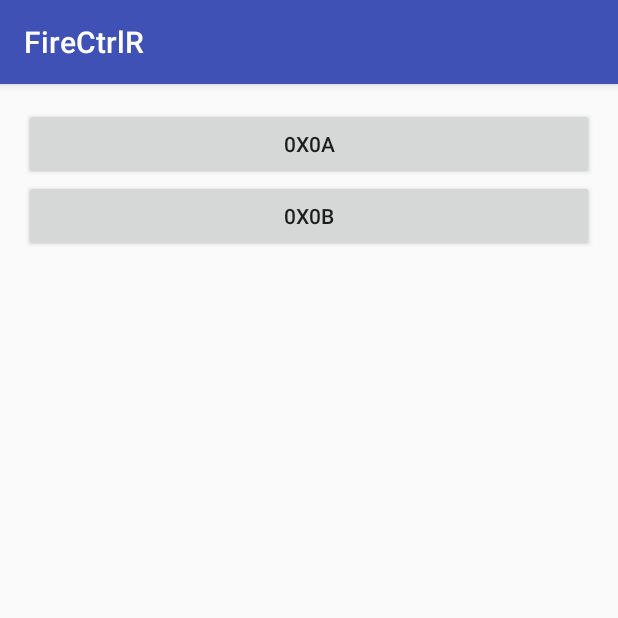
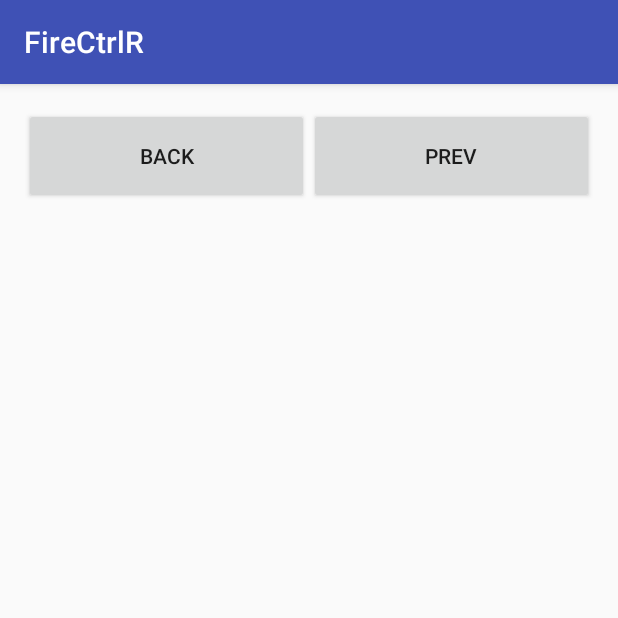
Before and after one commit to ivoryworks/FireCtrlR, an Android app: the screen it shows after launch (MainActivity), on a phone screen of 412 x 824 dp, the top half of it. Run offline under Robolectric (Android 15) with nearby library versions, the phone set to English and light mode, and no system bars; our stand-ins replace Firebase (no records; nobody signed in at launch, a user with empty details on screens opened directly).

Commit message:
Fix Back/Prev button.

```diff
--- a/Android/FireCtrlR/app/build.gradle
+++ b/Android/FireCtrlR/app/build.gradle
@@ -6,7 +6,7 @@ android {
 
     defaultConfig {
         applicationId "com.ivoryworks.firectrlr"
-        minSdkVersion 15
+        minSdkVersion 11
         targetSdkVersion 24
         versionCode 1
         versionName "1.0"
--- a/Android/FireCtrlR/app/src/main/java/com/ivoryworks/firectrlr/FCKeyEvent.java
+++ b/Android/FireCtrlR/app/src/main/java/com/ivoryworks/firectrlr/FCKeyEvent.java
@@ -19,8 +19,7 @@ public class FCKeyEvent {
 
     public Map<String, Object> toMap() {
         HashMap<String, Object> result = new HashMap<>();
-        result.put("time_stamp", mTimeStamp);
-        result.put("key_code", mKeyCode);
+        result.put(String.valueOf(mKeyCode), mTimeStamp);
 
         return result;
     }
--- a/Android/FireCtrlR/app/src/main/res/layout/activity_main.xml
+++ b/Android/FireCtrlR/app/src/main/res/layout/activity_main.xml
@@ -9,18 +9,22 @@
     android:paddingTop="@dimen/activity_vertical_margin"
     tools:context="com.ivoryworks.firectrlr.MainActivity">
 
-    <Button
-        android:id="@+id/btn_0A"
+    <LinearLayout
         android:layout_width="match_parent"
-        android:layout_height="wrap_content"
-        android:text="0x0A" />
-
-    <Button
-        android:id="@+id/btn_0B"
-        android:layout_width="match_parent"
-        android:layout_height="wrap_content"
-        android:text="0x0B"
-        android:layout_below="@+id/btn_0A"
-        android:layout_alignParentLeft="true"
-        android:layout_alignParentStart="true" />
+        android:layout_height="wrap_content">
+        <Button
+            android:id="@+id/btn_back"
+            android:layout_width="0dp"
+            android:layout_height="64dp"
+            android:layout_weight="1"
+            android:text="BACK"
+            />
+        <Button
+            android:id="@+id/btn_prev"
+            android:layout_width="0dp"
+            android:layout_height="64dp"
+            android:layout_weight="1"
+            android:text="PREV"
+            />
+    </LinearLayout>
 </RelativeLayout>
```
Also changed, not shown: Android/FireCtrlR/app/src/main/java/com/ivoryworks/firectrlr/MainActivity.java (+46 -9 lines).
